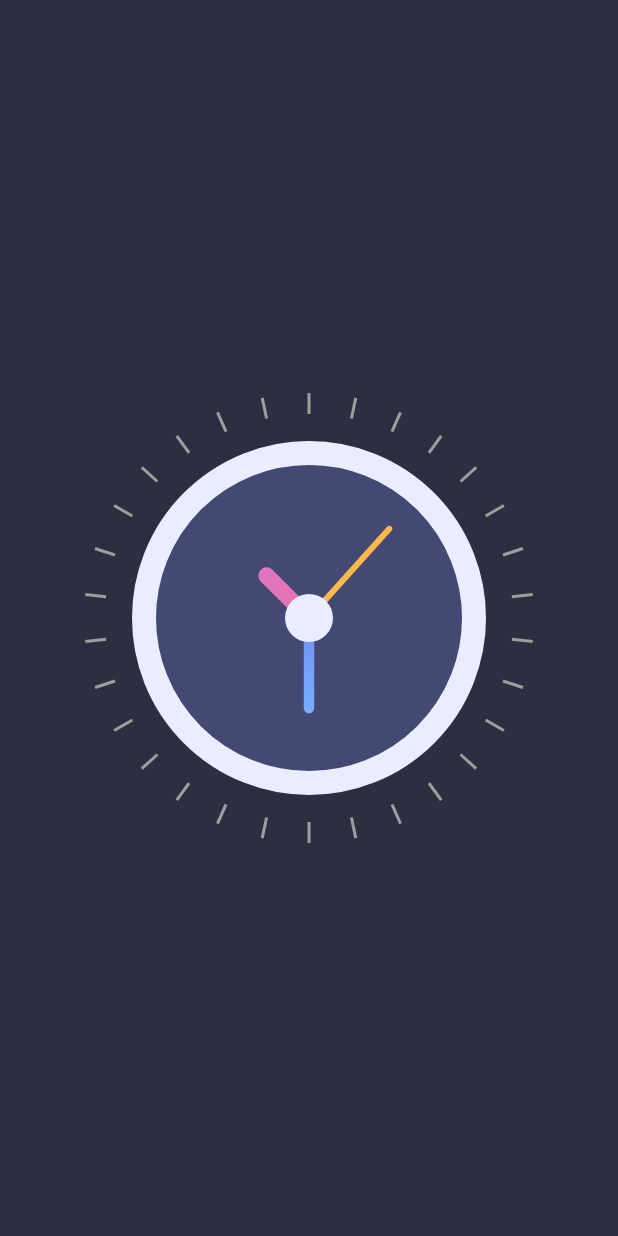
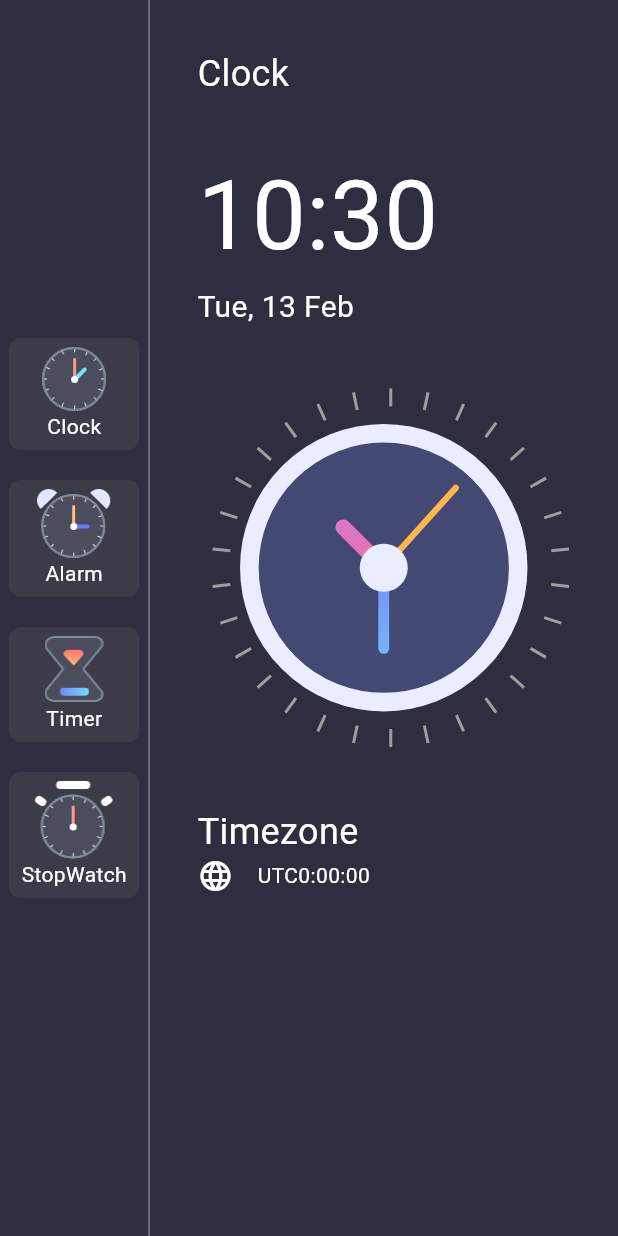
Before and after one commit to KneerazPandey/clock-app, a Flutter app: the screen it shows after launch, on a phone screen of 412 x 824 dp. Run offline on Flutter 3.47's test engine with Material 3 defaults, Android fonts, the phone set to English and light mode, and no system bars.

Commit message:
created sidebar menu and the responsive of the clock

```diff
--- a/lib/screens/home_screen.dart
+++ b/lib/screens/home_screen.dart
@@ -1,16 +1,159 @@
 import 'package:flutter/material.dart';
 import 'package:clock_app/widgets/clock_view.dart';
+import 'package:intl/intl.dart';
 
 class HomePage extends StatelessWidget {
   const HomePage({super.key});
 
   @override
   Widget build(BuildContext context) {
+    var now = DateTime.now();
+    var formattedTime = DateFormat("HH:mm").format(now);
+    var formattedDate = DateFormat("EEE, d MMM").format(now);
+    var timezoneString = now.timeZoneOffset.toString().split('.').first;
+    var offsetSign = '';
+    if (timezoneString.startsWith('-')) offsetSign = '+';
+    var size = MediaQuery.of(context).size;
+
     return Scaffold(
-      body: Container(
-        color: const Color(0xFF2D2F41),
-        child: const Center(
-          child: ClockView(),
+      backgroundColor: const Color(0xFF2D2F41),
+      body: Row(
+        children: <Widget>[
+          Container(
+            width: size.width * 0.24,
+            padding: const EdgeInsets.symmetric(horizontal: 6),
+            child: Column(
+              mainAxisAlignment: MainAxisAlignment.center,
+              children: <Widget>[
+                MenuItemButton(
+                  onPressed: () {},
+                  image: 'assets/images/clock_icon.png',
+                  text: 'Clock',
+                ),
+                MenuItemButton(
+                  onPressed: () {},
+                  image: 'assets/images/alarm_icon.png',
+                  text: 'Alarm',
+                ),
+                MenuItemButton(
+                  onPressed: () {},
+                  image: 'assets/images/timer_icon.png',
+                  text: 'Timer',
+                ),
+                MenuItemButton(
+                  onPressed: () {},
+                  image: 'assets/images/stopwatch_icon.png',
+                  text: 'StopWatch',
+                ),
+              ],
+            ),
+          ),
+          const VerticalDivider(
+            color: Colors.white38,
+            width: 0.8,
+          ),
+          Expanded(
+            child: Container(
+              padding: const EdgeInsets.all(32),
+              alignment: Alignment.center,
+              child: Center(
+                child: Column(
+                  crossAxisAlignment: CrossAxisAlignment.start,
+                  children: <Widget>[
+                    const Text(
+                      "Clock",
+                      style: TextStyle(
+                        color: Colors.white,
+                        fontSize: 24,
+                      ),
+                    ),
+                    const SizedBox(height: 32),
+                    Text(
+                      formattedTime,
+                      style: const TextStyle(
+                        color: Colors.white,
+                        fontSize: 64,
+                      ),
+                    ),
+                    Text(
+                      formattedDate,
+                      style: const TextStyle(
+                        color: Colors.white,
+                        fontSize: 20,
+                      ),
+                    ),
+                    const SizedBox(height: 40),
+                    const ClockView(),
+                    const SizedBox(height: 40),
+                    const Text(
+                      "Timezone",
+                      style: TextStyle(
+                        color: Colors.white,
+                        fontSize: 24,
+                      ),
+                    ),
+                    Row(
+                      children: <Widget>[
+                        const Icon(
+                          Icons.language,
+                          color: Colors.white,
+                        ),
+                        const SizedBox(width: 16),
+                        Text(
+                          "UTC$offsetSign$timezoneString",
+                          style: const TextStyle(
+                            color: Colors.white,
+                            fontSize: 14,
+                          ),
+                        ),
+                      ],
+                    ),
+                  ],
+                ),
+              ),
+            ),
+          ),
+        ],
+      ),
+    );
+  }
+}
+
+class MenuItemButton extends StatelessWidget {
+  final String text;
+  final String image;
+  final VoidCallback onPressed;
+
+  const MenuItemButton({
+    super.key,
+    required this.image,
+    required this.text,
+    required this.onPressed,
+  });
+
+  @override
+  Widget build(BuildContext context) {
+    return InkWell(
+      onTap: onPressed,
+      child: Container(
+        width: double.maxFinite,
+        margin: const EdgeInsets.symmetric(vertical: 10),
+        padding: const EdgeInsets.all(6),
+        decoration: BoxDecoration(
+          color: const Color.fromARGB(255, 59, 60, 71),
+          borderRadius: BorderRadius.circular(8),
+        ),
+        child: Column(
+          children: <Widget>[
+            Image.asset(
+              image,
+              scale: 1.5,
+            ),
+            Text(
+              text,
+              style: const TextStyle(color: Colors.white, fontSize: 14),
+            ),
+          ],
         ),
       ),
     );
--- a/lib/widgets/clock_painter.dart
+++ b/lib/widgets/clock_painter.dart
@@ -23,9 +23,9 @@ class ClockPainter extends CustomPainter {
     Paint circleOuterPaint = Paint()
       ..color = const Color(0xFFEAECff)
       ..style = PaintingStyle.stroke
-      ..strokeWidth = 16;
-    canvas.drawCircle(center, radius - 40, circleInnerPaint);
-    canvas.drawCircle(center, radius - 40, circleOuterPaint);
+      ..strokeWidth = size.width / 20;
+    canvas.drawCircle(center, radius * 0.75, circleInnerPaint);
+    canvas.drawCircle(center, radius * 0.75, circleOuterPaint);
 
     // Drawing hour handler
     Paint hourPaint = Paint()
@@ -39,11 +39,15 @@ class ClockPainter extends CustomPainter {
         ),
       )
       ..style = PaintingStyle.fill
-      ..strokeWidth = 11;
+      ..strokeWidth = size.width / 24;
     double hourXOffset = centerX +
-        40 * cos((dateTime.hour * 30 + dateTime.minute * 0.5) * pi / 180);
+        radius *
+            0.32 *
+            cos((dateTime.hour * 30 + dateTime.minute * 0.5) * pi / 180);
     double hourYOffset = centerY +
-        40 * sin((dateTime.hour * 30 + dateTime.minute * 0.5) * pi / 180);
+        radius *
+            0.32 *
+            sin((dateTime.hour * 30 + dateTime.minute * 0.5) * pi / 180);
     canvas.drawLine(center, Offset(hourXOffset, hourYOffset), hourPaint);
 
     // Drawing minute handler
@@ -58,9 +62,11 @@ class ClockPainter extends CustomPainter {
         ),
       )
       ..style = PaintingStyle.fill
-      ..strokeWidth = 7;
-    double minXOffset = centerX + 60 * cos(dateTime.minute * 6 * pi / 180);
-    double minYOffset = centerY + 60 * sin(dateTime.minute * 6 * pi / 180);
+      ..strokeWidth = size.width / 34;
+    double minXOffset =
+        centerX + radius * 0.45 * cos(dateTime.minute * 6 * pi / 180);
+    double minYOffset =
+        centerY + radius * 0.45 * sin(dateTime.minute * 6 * pi / 180);
     canvas.drawLine(center, Offset(minXOffset, minYOffset), minutePaint);
 
     // Drawing second handler
@@ -68,9 +74,11 @@ class ClockPainter extends CustomPainter {
       ..strokeCap = StrokeCap.round
       ..color = Colors.orange[300]!
       ..style = PaintingStyle.fill
-      ..strokeWidth = 4;
-    double secXOffset = centerX + 80 * cos(dateTime.second * 6 * pi / 180);
-    double secYOffset = centerY + 80 * sin(dateTime.second * 6 * pi / 180);
+      ..strokeWidth = size.width / 60;
+    double secXOffset =
+        centerX + radius * 0.60 * cos(dateTime.second * 6 * pi / 180);
+    double secYOffset =
+        centerY + radius * 0.60 * sin(dateTime.second * 6 * pi / 180);
     canvas.drawLine(center, Offset(secXOffset, secYOffset), secondPaint);
 
     // Drawing innter->innter dot circle
@@ -82,7 +90,7 @@ class ClockPainter extends CustomPainter {
       ..color = Colors.grey
       ..strokeWidth = 2;
     double outerLine = radius;
-    double innterLine = radius - 14;
+    double innterLine = radius * 0.9;
     for (int i = 0; i < 360; i += 12) {
       double x1 = centerX + outerLine * cos(i * pi / 180);
       double y1 = centerX + outerLine * sin(i * pi / 180);
--- a/lib/widgets/clock_view.dart
+++ b/lib/widgets/clock_view.dart
@@ -26,9 +26,11 @@ class _ClockViewState extends State<ClockView> {
 
   @override
   Widget build(BuildContext context) {
+    var size = MediaQuery.of(context).size;
+
     return SizedBox(
-      width: 300,
-      height: 300,
+      width: size.width,
+      height: size.height * 0.29,
       child: Transform.rotate(
         angle: -pi / 2,
         child: CustomPaint(
--- a/pubspec.yaml
+++ b/pubspec.yaml
@@ -35,6 +35,7 @@ dependencies:
   # The following adds the Cupertino Icons font to your application.
   # Use with the CupertinoIcons class for iOS style icons.
   cupertino_icons: ^1.0.2
+  intl: ^0.19.0
 
 dev_dependencies:
   flutter_test:
@@ -59,8 +60,9 @@ flutter:
   uses-material-design: true
 
   # To add assets to your application, add an assets section, like this:
-  # assets:
-  #   - images/a_dot_burr.jpeg
+  assets:
+    - assets/
+    - assets/images/
   #   - images/a_dot_ham.jpeg
 
   # An image asset can refer to one or more resolution-specific "variants", see
```
Also changed, not shown: assets/images/add_alarm.png (added), assets/images/alarm_icon.png (added), assets/images/clock_icon.png (added), assets/images/stopwatch_icon.png (added), assets/images/timer_icon.png (added), pubspec.lock.
